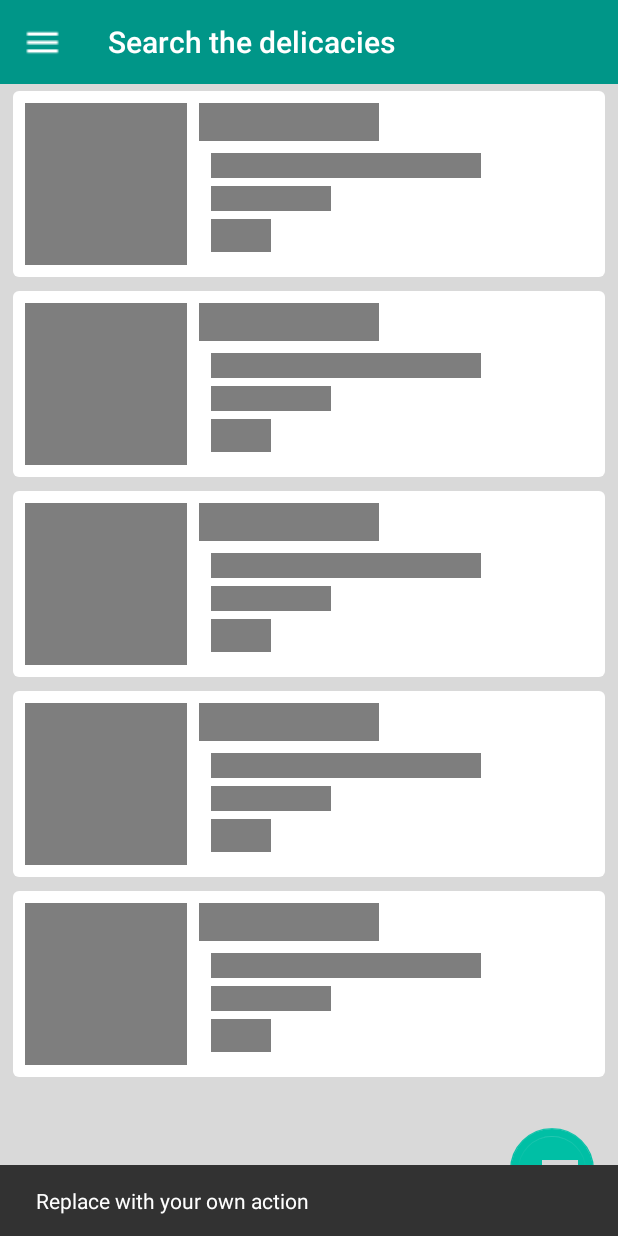
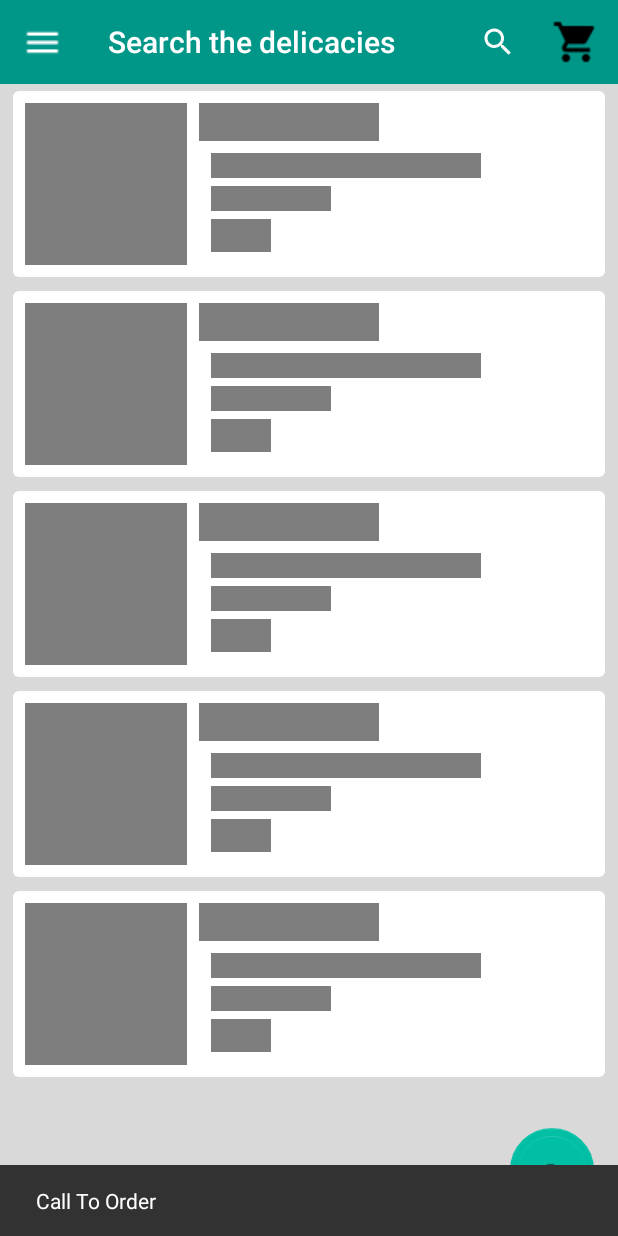
Before and after one commit to tushar8848/DOT7, an Android app: the Restaurant_Recycler_View screen opened directly, with no data from a screen before it, after a tap on an icon or button, on a phone screen of 412 x 824 dp. Run offline under Robolectric (Android 15) with nearby library versions, the phone set to English and light mode, and no system bars; our stand-ins replace Shimmer, Volley; network calls fail; pictures from the network do not load; 1 statement that could not run was skipped.

Commit message:
Add cart icon in restaurant page toolbar.

```diff
--- a/app/src/main/java/a/dot7/Login.java
+++ b/app/src/main/java/a/dot7/Login.java
@@ -89,7 +89,7 @@ public class Login extends AppCompatActivity implements View.OnClickListener{
     {
         UserNameText = findViewById(R.id.Mob_No);
         PasswordText = findViewById(R.id.Password);
-        LoginButton = findViewById(R.id.btn_id);
+        LoginButton = findViewById(R.id.Input_Layout_Name_Login_Button);
     }
     private void getDetails()
     {
--- a/app/src/main/java/a/home_screen/Restaurant_Recycler_View.java
+++ b/app/src/main/java/a/home_screen/Restaurant_Recycler_View.java
@@ -146,7 +146,7 @@ public class Restaurant_Recycler_View extends AppCompatActivity implements View.
 
     public void call_to_order(View view)
     {
-        Snackbar.make(view, "Replace with your own action ", Snackbar.LENGTH_LONG).setAction("Action", null).show();
+        Snackbar.make(view, "Call To Order ", Snackbar.LENGTH_LONG).setAction("Action", null).show();
     }
 
 
--- /dev/null
+++ b/app/src/main/res/menu/restaurant_toolbar_menu.xml
@@ -0,0 +1,25 @@
+<?xml version="1.0" encoding="utf-8"?>
+<menu xmlns:tools="http://schemas.android.com/tools"
+    xmlns:android="http://schemas.android.com/apk/res/android"
+    xmlns:app="http://schemas.android.com/apk/res-auto"
+
+    tools:context=".ui.home.activities.TransactionSearchActivity">
+
+    <item
+        android:title="Search_icon"
+        app:actionViewClass="android.support.v7.widget.SearchView"
+        android:id="@+id/Search"
+        android:icon="@drawable/ic_search_black_24dp"
+        app:showAsAction="ifRoom">
+
+    </item>
+
+    <item
+        android:id="@+id/Cart"
+        android:title="Cart_icon"
+        android:icon="@drawable/ic_shopping_cart_black_24dp"
+        app:showAsAction="ifRoom">
+
+    </item>
+
+</menu>
--- a/gradle.properties
+++ b/gradle.properties
@@ -12,12 +12,12 @@
 # This option should only be used with decoupled projects. More details, visit
 # http://www.gradle.org/docs/current/userguide/multi_project_builds.html#sec:decoupled_projects
 # org.gradle.parallel=true
-#Sat Apr 07 22:02:44 IST 2018
+#Sat Apr 07 22:42:05 IST 2018
 systemProp.http.proxyPassword=edcguest
+systemProp.http.proxyHost=172.31.102.14
+systemProp.https.proxyPort=3128
 systemProp.https.proxyUser=edcguest
-systemProp.https.proxyPort=3128
-systemProp.http.proxyHost=172.31.102.14
+systemProp.https.proxyHost=172.31.102.14
 systemProp.https.proxyPassword=edcguest
-systemProp.https.proxyHost=172.31.102.14
+systemProp.http.proxyPort=3128
 systemProp.http.proxyUser=edcguest
-systemProp.http.proxyPort=3128
```
Also changed, not shown: app/src/main/res/drawable/ic_call_black_24dp.png (added), app/src/main/res/drawable/ic_search_black_24dp.png (added).
